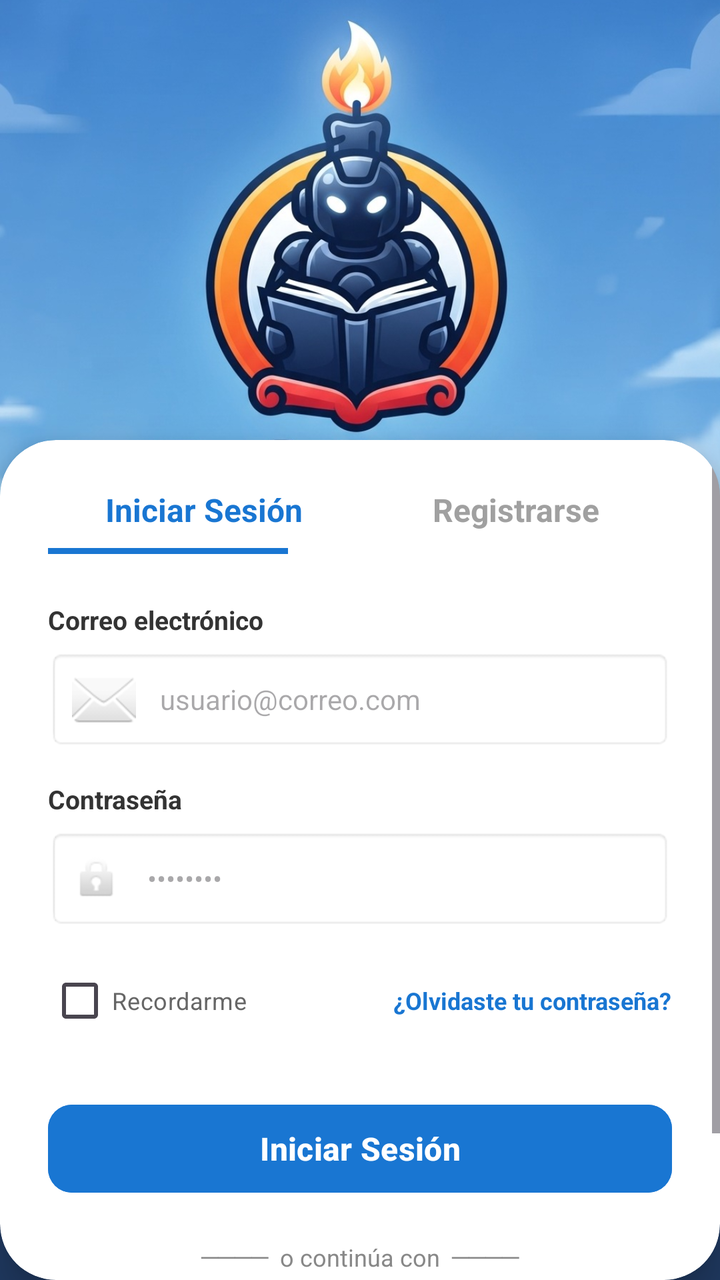
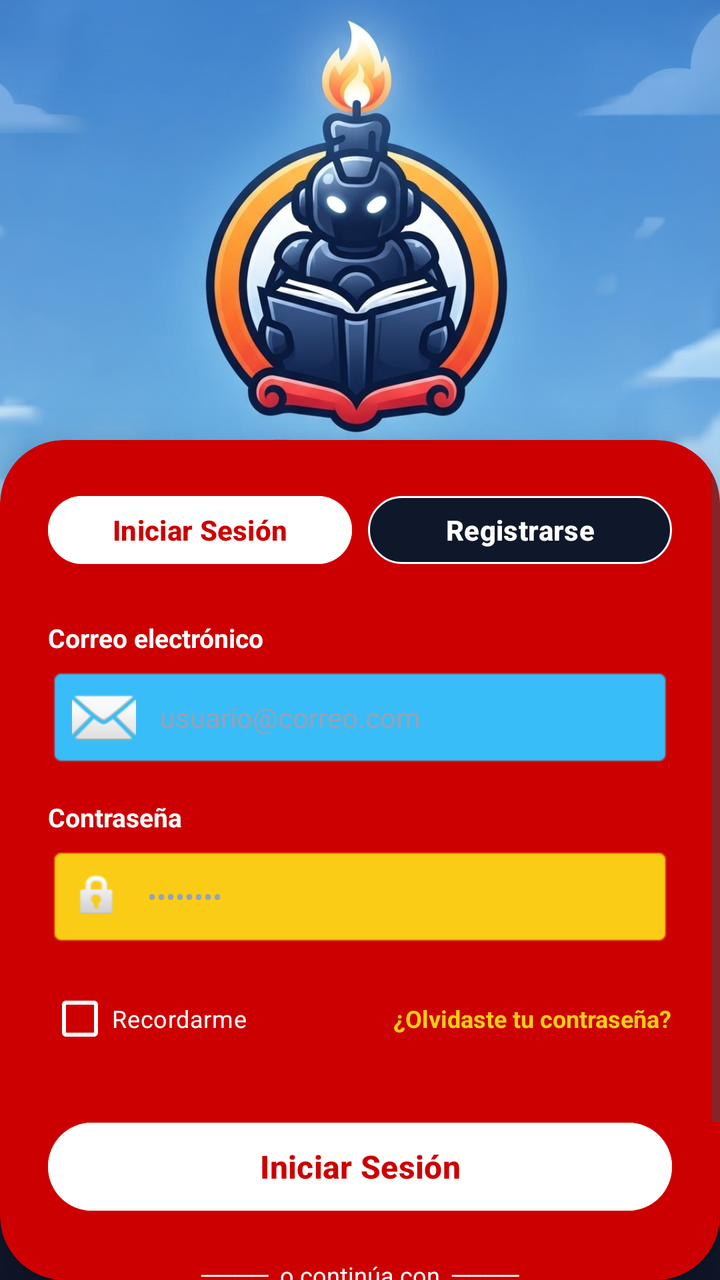

Two renders of the same Android screen: before a commit and after it. Below are the layout's source before the change and the commit's diff.
<!-- AndroidManifest.xml: application theme Theme.PokeApp -->
<!-- res/layout/activity_login.xml -->
<?xml version="1.0" encoding="utf-8"?>
<FrameLayout xmlns:android="http://schemas.android.com/apk/res/android"
    xmlns:app="http://schemas.android.com/apk/res-auto"
    xmlns:tools="http://schemas.android.com/tools"
    android:layout_width="match_parent"
    android:layout_height="match_parent"
    android:background="#203A62"
    tools:context=".LoginActivity">

    
    <ImageView
        android:layout_width="match_parent"
        android:layout_height="280dp"
        android:scaleType="centerCrop"
        android:src="@drawable/fondo1" />

    
    <androidx.cardview.widget.CardView
        android:layout_width="match_parent"
        android:layout_height="match_parent"
        android:layout_marginTop="220dp"
        app:cardBackgroundColor="#FFFFFF"
        app:cardCornerRadius="28dp"
        app:cardElevation="12dp">

        <ScrollView
            android:layout_width="match_parent"
            android:layout_height="match_parent"
            android:fillViewport="true">

            <LinearLayout
                android:layout_width="match_parent"
                android:layout_height="wrap_content"
                android:orientation="vertical"
                android:padding="24dp">

                
                <LinearLayout
                    android:layout_width="match_parent"
                    android:layout_height="wrap_content"
                    android:layout_marginBottom="24dp"
                    android:orientation="horizontal">

                    <TextView
                        android:id="@+id/tvTabLogin"
                        android:layout_width="0dp"
                        android:layout_height="wrap_content"
                        android:layout_weight="1"
                        android:gravity="center"
                        android:paddingBottom="8dp"
                        android:text="Iniciar Sesión"
                        android:textColor="#1976D2"
                        android:textSize="16sp"
                        android:textStyle="bold" />

                    <TextView
                        android:id="@+id/tvTabRegister"
                        android:layout_width="0dp"
                        android:layout_height="wrap_content"
                        android:layout_weight="1"
                        android:gravity="center"
                        android:paddingBottom="8dp"
                        android:text="Registrarse"
                        android:textColor="#A0A0A0"
                        android:textSize="16sp"
                        android:textStyle="bold" />
                </LinearLayout>

                
                <View
                    android:layout_width="120dp"
                    android:layout_height="3dp"
                    android:layout_marginTop="-24dp"
                    android:layout_marginBottom="24dp"
                    android:background="#1976D2" />

                
                <TextView
                    android:layout_width="wrap_content"
                    android:layout_height="wrap_content"
                    android:text="Correo electrónico"
                    android:textColor="#333333"
                    android:textSize="13sp"
                    android:textStyle="bold" />

                <EditText
                    android:id="@+id/etEmail"
                    android:layout_width="match_parent"
                    android:layout_height="50dp"
                    android:layout_marginTop="6dp"
                    android:layout_marginBottom="16dp"
                    android:background="@android:drawable/editbox_background"
                    android:drawableStart="@android:drawable/ic_dialog_email"
                    android:drawablePadding="12dp"
                    android:hint="usuario@correo.com"
                    android:inputType="textEmailAddress"
                    android:padding="12dp"
                    android:textSize="14sp" />

                
                <TextView
                    android:layout_width="wrap_content"
                    android:layout_height="wrap_content"
                    android:text="Contraseña"
                    android:textColor="#333333"
                    android:textSize="13sp"
                    android:textStyle="bold" />

                <EditText
                    android:id="@+id/etPassword"
                    android:layout_width="match_parent"
                    android:layout_height="50dp"
                    android:layout_marginTop="6dp"
                    android:layout_marginBottom="12dp"
                    android:background="@android:drawable/editbox_background"
                    android:drawableStart="@android:drawable/ic_lock_idle_lock"
                    android:drawablePadding="12dp"
                    android:hint="••••••••"
                    android:inputType="textPassword"
                    android:padding="12dp"
                    android:textSize="14sp" />

                
                <RelativeLayout
                    android:layout_width="match_parent"
                    android:layout_height="wrap_content"
                    android:layout_marginBottom="24dp">

                    <CheckBox
                        android:id="@+id/cbRemember"
                        android:layout_width="wrap_content"
                        android:layout_height="wrap_content"
                        android:layout_alignParentStart="true"
                        android:text="Recordarme"
                        android:textColor="#666666"
                        android:textSize="12sp" />

                    <TextView
                        android:id="@+id/tvForgotPassword"
                        android:layout_width="wrap_content"
                        android:layout_height="wrap_content"
                        android:layout_alignParentEnd="true"
                        android:layout_centerVertical="true"
                        android:text="¿Olvidaste tu contraseña?"
                        android:textColor="#1976D2"
                        android:textSize="12sp"
                        android:textStyle="bold" />
                </RelativeLayout>

                
                <Button
                    android:id="@+id/btnLogin"
                    android:layout_width="match_parent"
                    android:layout_height="52dp"
                    android:backgroundTint="#1976D2"
                    android:text="Iniciar Sesión"
                    android:textAllCaps="false"
                    android:textSize="16sp"
                    android:textStyle="bold"
                    app:cornerRadius="12dp" />

                
                <TextView
                    android:layout_width="match_parent"
                    android:layout_height="wrap_content"
                    android:layout_marginTop="20dp"
                    android:layout_marginBottom="16dp"
                    android:gravity="center"
                    android:text="────  o continúa con  ────"
                    android:textColor="#888888"
                    android:textSize="12sp" />

                
                <Button
                    android:id="@+id/btnRegister"
                    style="?attr/materialButtonOutlinedStyle"
                    android:layout_width="match_parent"
                    android:layout_height="52dp"
                    android:text="Crear una cuenta"
                    android:textAllCaps="false"
                    android:textColor="#1976D2"
                    android:textSize="15sp"
                    android:textStyle="bold"
                    app:cornerRadius="12dp"
                    app:strokeColor="#1976D2"
                    app:strokeWidth="1.5dp" />

            </LinearLayout>
        </ScrollView>
    </androidx.cardview.widget.CardView>

</FrameLayout>
<!-- resources referenced by this layout -->
<resources>
  <!-- drawable fondo1: jpg bitmap (drawable, 134526 bytes) -->
  <style name="Theme.PokeApp" parent="Base.Theme.PokeApp" />
  <style name="Base.Theme.PokeApp" parent="Theme.Material3.DayNight.NoActionBar">
          
          
      </style>
</resources>

<!-- the commit's change to res/layout/activity_login.xml (unified diff, before → after) -->
@@ -4,7 +4,7 @@
     xmlns:tools="http://schemas.android.com/tools"
     android:layout_width="match_parent"
     android:layout_height="match_parent"
-    android:background="#203A62"
+    android:background="#0F172A"
     tools:context=".LoginActivity">
 
     
@@ -19,9 +19,11 @@
         android:layout_width="match_parent"
         android:layout_height="match_parent"
         android:layout_marginTop="220dp"
-        app:cardBackgroundColor="#FFFFFF"
-        app:cardCornerRadius="28dp"
-        app:cardElevation="12dp">
+        app:cardBackgroundColor="#CC0000"
+        app:cardCornerRadius="32dp"
+        app:cardElevation="16dp"
+        app:strokeColor="#FFFFFF"
+        app:strokeWidth="4dp">
 
         <ScrollView
             android:layout_width="match_parent"
@@ -41,45 +43,41 @@
                     android:layout_marginBottom="24dp"
                     android:orientation="horizontal">
 
-                    <TextView
+                    <Button
                         android:id="@+id/tvTabLogin"
                         android:layout_width="0dp"
-                        android:layout_height="wrap_content"
+                        android:layout_height="42dp"
+                        android:layout_marginEnd="4dp"
                         android:layout_weight="1"
-                        android:gravity="center"
-                        android:paddingBottom="8dp"
+                        android:backgroundTint="#FFFFFF"
                         android:text="Iniciar Sesión"
-                        android:textColor="#1976D2"
-                        android:textSize="16sp"
-                        android:textStyle="bold" />
+                        android:textColor="#CC0000"
+                        android:textSize="14sp"
+                        android:textStyle="bold"
+                        app:cornerRadius="21dp" />
 
-                    <TextView
+                    <Button
                         android:id="@+id/tvTabRegister"
                         android:layout_width="0dp"
-                        android:layout_height="wrap_content"
+                        android:layout_height="42dp"
+                        android:layout_marginStart="4dp"
                         android:layout_weight="1"
-                        android:gravity="center"
-                        android:paddingBottom="8dp"
+                        android:backgroundTint="#0F172A"
                         android:text="Registrarse"
-                        android:textColor="#A0A0A0"
-                        android:textSize="16sp"
-                        android:textStyle="bold" />
+                        android:textColor="#FFFFFF"
+                        android:textSize="14sp"
+                        android:textStyle="bold"
+                        app:cornerRadius="21dp"
+                        app:strokeColor="#FFFFFF"
+                        app:strokeWidth="1dp" />
                 </LinearLayout>
-
-                
-                <View
-                    android:layout_width="120dp"
-                    android:layout_height="3dp"
-                    android:layout_marginTop="-24dp"
-                    android:layout_marginBottom="24dp"
-                    android:background="#1976D2" />
 
                 
                 <TextView
                     android:layout_width="wrap_content"
                     android:layout_height="wrap_content"
                     android:text="Correo electrónico"
-                    android:textColor="#333333"
+                    android:textColor="#FFFFFF"
                     android:textSize="13sp"
                     android:textStyle="bold" />
 
@@ -90,11 +88,14 @@
                     android:layout_marginTop="6dp"
                     android:layout_marginBottom="16dp"
                     android:background="@android:drawable/editbox_background"
+                    android:backgroundTint="#38BDF8"
                     android:drawableStart="@android:drawable/ic_dialog_email"
                     android:drawablePadding="12dp"
                     android:hint="usuario@correo.com"
                     android:inputType="textEmailAddress"
                     android:padding="12dp"
+                    android:textColor="#FFFFFF"
+                    android:textColorHint="#94A3B8"
                     android:textSize="14sp" />
 
                 
@@ -102,7 +103,7 @@
                     android:layout_width="wrap_content"
                     android:layout_height="wrap_content"
                     android:text="Contraseña"
-                    android:textColor="#333333"
+                    android:textColor="#FFFFFF"
                     android:textSize="13sp"
                     android:textStyle="bold" />
 
@@ -113,11 +114,14 @@
                     android:layout_marginTop="6dp"
                     android:layout_marginBottom="12dp"
                     android:background="@android:drawable/editbox_background"
+                    android:backgroundTint="#FACC15"
                     android:drawableStart="@android:drawable/ic_lock_idle_lock"
                     android:drawablePadding="12dp"
                     android:hint="••••••••"
                     android:inputType="textPassword"
                     android:padding="12dp"
+                    android:textColor="#FFFFFF"
+                    android:textColorHint="#94A3B8"
                     android:textSize="14sp" />
 
                 
@@ -131,8 +135,9 @@
                         android:layout_width="wrap_content"
                         android:layout_height="wrap_content"
                         android:layout_alignParentStart="true"
+                        android:buttonTint="#FFFFFF"
                         android:text="Recordarme"
-                        android:textColor="#666666"
+                        android:textColor="#FFFFFF"
                         android:textSize="12sp" />
 
                     <TextView
@@ -142,7 +147,7 @@
                         android:layout_alignParentEnd="true"
                         android:layout_centerVertical="true"
                         android:text="¿Olvidaste tu contraseña?"
-                        android:textColor="#1976D2"
+                        android:textColor="#FACC15"
                         android:textSize="12sp"
                         android:textStyle="bold" />
                 </RelativeLayout>
@@ -152,12 +157,13 @@
                     android:id="@+id/btnLogin"
                     android:layout_width="match_parent"
                     android:layout_height="52dp"
-                    android:backgroundTint="#1976D2"
+                    android:backgroundTint="#FFFFFF"
                     android:text="Iniciar Sesión"
                     android:textAllCaps="false"
+                    android:textColor="#CC0000"
                     android:textSize="16sp"
                     android:textStyle="bold"
-                    app:cornerRadius="12dp" />
+                    app:cornerRadius="26dp" />
 
                 
                 <TextView
@@ -167,23 +173,23 @@
                     android:layout_marginBottom="16dp"
                     android:gravity="center"
                     android:text="────  o continúa con  ────"
-                    android:textColor="#888888"
+                    android:textColor="#FFFFFF"
                     android:textSize="12sp" />
 
                 
                 <Button
                     android:id="@+id/btnRegister"
-                    style="?attr/materialButtonOutlinedStyle"
                     android:layout_width="match_parent"
                     android:layout_height="52dp"
+                    android:backgroundTint="#1E88E5"
                     android:text="Crear una cuenta"
                     android:textAllCaps="false"
-                    android:textColor="#1976D2"
+                    android:textColor="#FFFFFF"
                     android:textSize="15sp"
                     android:textStyle="bold"
-                    app:cornerRadius="12dp"
-                    app:strokeColor="#1976D2"
-                    app:strokeWidth="1.5dp" />
+                    app:cornerRadius="26dp"
+                    app:strokeColor="#FFFFFF"
+                    app:strokeWidth="2dp" />
 
             </LinearLayout>
         </ScrollView>
